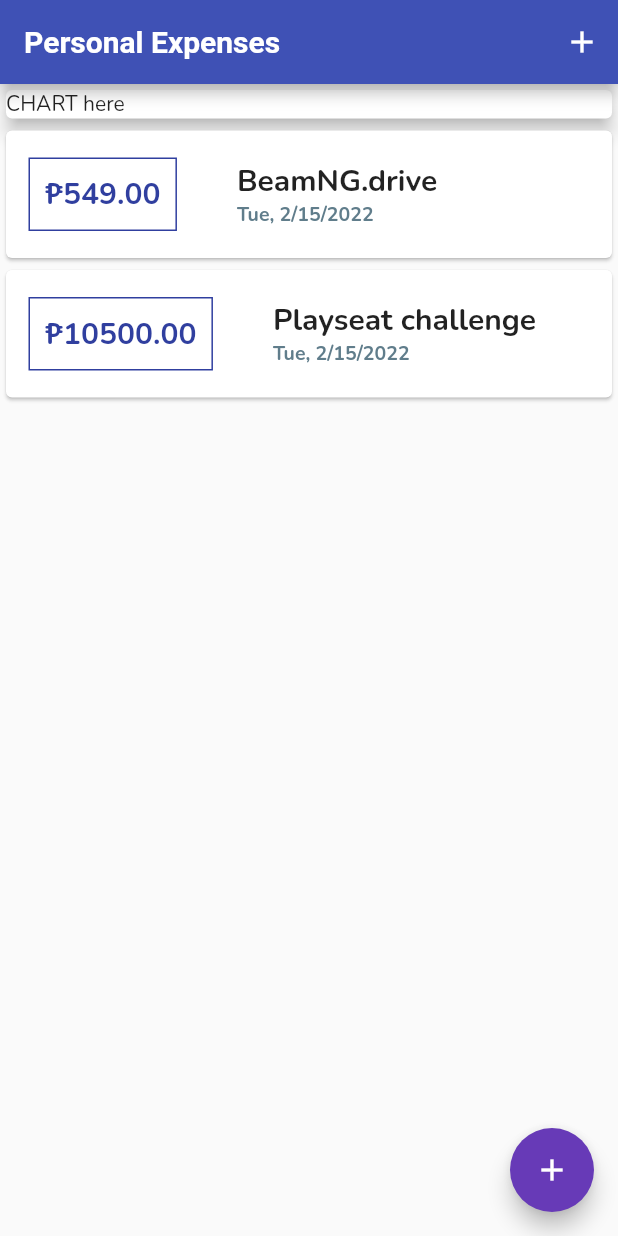
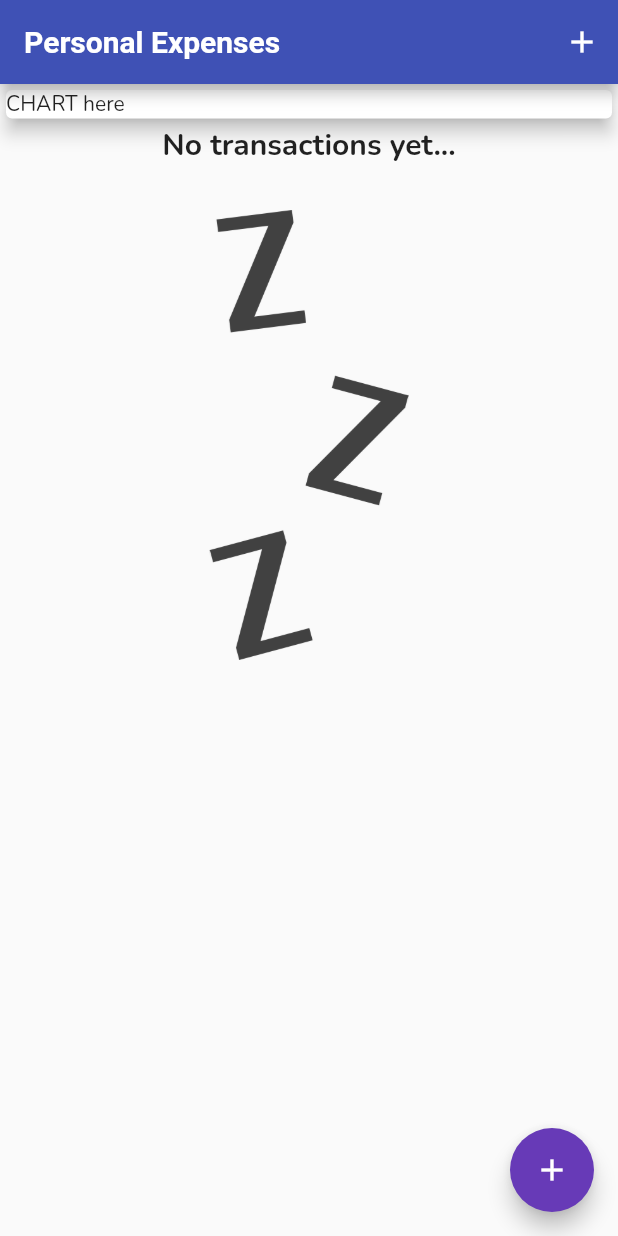
Before and after one commit to johnkevinlosito/personal_expenses_flutter, a Flutter app: the screen it shows after launch, on a phone screen of 412 x 824 dp. Run offline on Flutter 3.47's test engine with Material 2 defaults, Android fonts, the phone set to English and light mode, and no system bars; Roboto replaces fonts that are missing (OpenSans).

Commit message:
add show no transaction info

```diff
--- a/lib/main.dart
+++ b/lib/main.dart
@@ -68,20 +68,7 @@ class MyHomePage extends StatefulWidget {
 }
 
 class _MyHomePageState extends State<MyHomePage> {
-  final List<Transaction> _userTransactions = [
-    Transaction(
-      id: 't1',
-      title: 'BeamNG.drive',
-      amount: 549,
-      date: DateTime.now(),
-    ),
-    Transaction(
-      id: 't2',
-      title: 'Playseat challenge',
-      amount: 10500,
-      date: DateTime.now(),
-    ),
-  ];
+  final List<Transaction> _userTransactions = [];
 
   void _addNewTransaction(String title, double amount) {
     final newTransaction = Transaction(
--- a/lib/widgets/transaction_list.dart
+++ b/lib/widgets/transaction_list.dart
@@ -10,7 +10,26 @@ class TransactionList extends StatelessWidget {
   Widget build(BuildContext context) {
     return SizedBox(
       height: 500,
-      child: ListView.builder(
+      child: transactions.isEmpty
+          ? Column(
+              children: [
+                Text(
+                  'No transactions yet...',
+                  style: Theme.of(context).textTheme.headline6,
+                ),
+                const SizedBox(
+                  height: 30,
+                ),
+                SizedBox(
+                  height: 300,
+                  child: Image.asset(
+                    'assets/images/waiting.png',
+                    fit: BoxFit.cover,
+                  ),
+                ),
+              ],
+            )
+          : ListView.builder(
               itemBuilder: (context, index) {
                 return Card(
                   child: Row(
--- a/pubspec.yaml
+++ b/pubspec.yaml
@@ -59,8 +59,8 @@ flutter:
   uses-material-design: true
 
   # To add assets to your application, add an assets section, like this:
-  # assets:
-  #   - images/a_dot_burr.jpeg
+  assets:
+    - assets/images/
   #   - images/a_dot_ham.jpeg
 
   # An image asset can refer to one or more resolution-specific "variants", see
```
Also changed, not shown: assets/images/waiting.png (added). Lines whose indentation alone changed are shown as unchanged.
